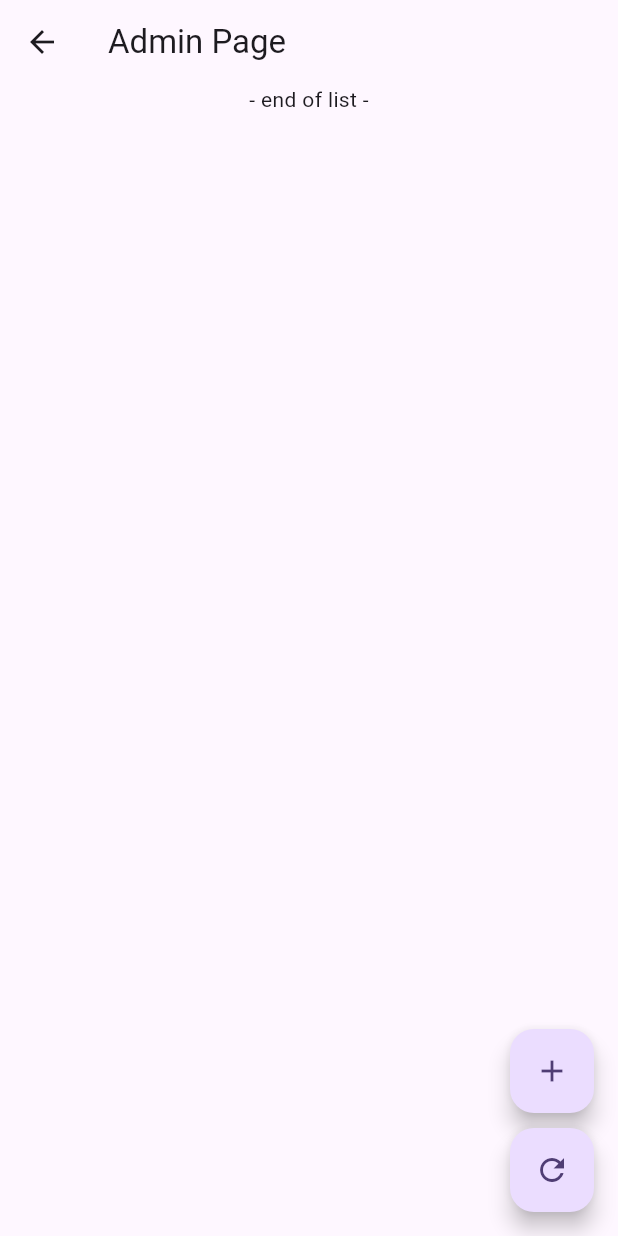
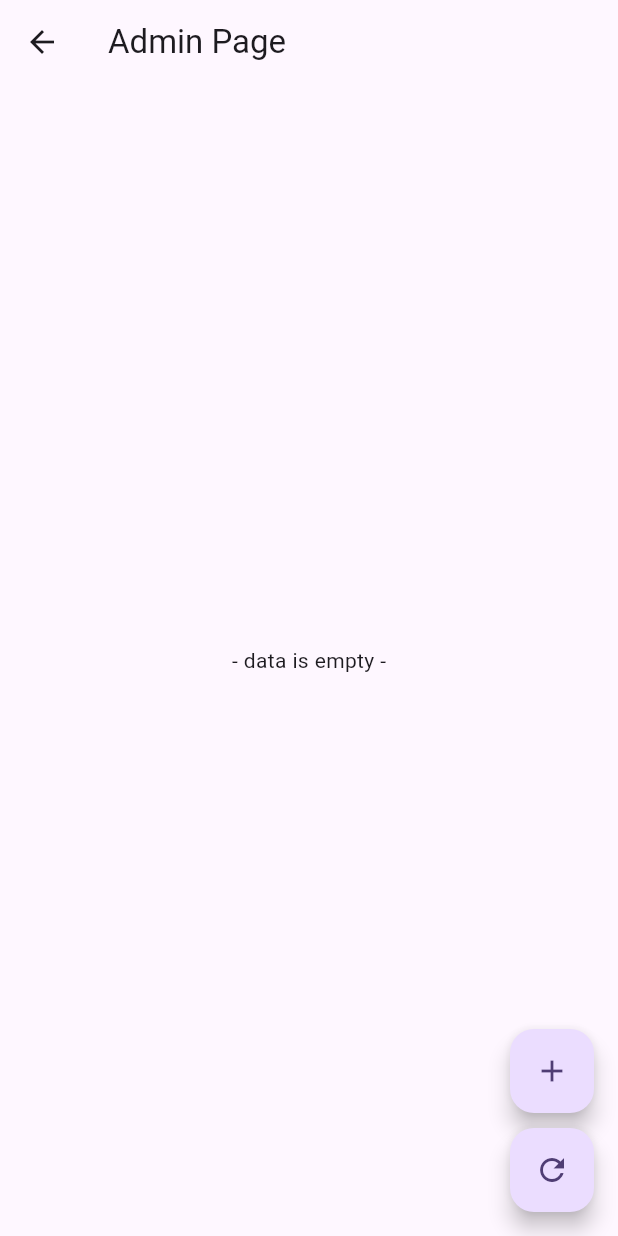
Before and after one commit to Siputsss/siska-fb, a Flutter app: the AdminPage screen opened directly, on a phone screen of 412 x 824 dp. Run offline on Flutter 3.47's test engine with Material 3 defaults, Android fonts, the phone set to English and light mode, and no system bars; our stand-ins replace cloud_firestore, firebase_auth, firebase_core, firebase_storage, image_picker, simple_icons; missing offline and left inert: dart:html; accounts and stored records are empty.

```diff
--- a/lib/app/app.dart
+++ b/lib/app/app.dart
@@ -1,8 +1,5 @@
 import 'package:firebase_auth/firebase_auth.dart';
 import 'package:flutter/material.dart';
-import 'package:siska_fb/ui_screens/admin/widgets/admin_edit.dart';
-import 'package:siska_fb/ui_screens/admin/widgets/admin_input.dart';
-import 'package:siska_fb/ui_screens/admin/widgets/admin_page.dart';
 import 'package:siska_fb/ui_screens/customer/widgets/customer_page.dart';
 import 'package:siska_fb/ui_screens/home.dart';
 
--- a/lib/ui_screens/admin/widgets/admin_page.dart
+++ b/lib/ui_screens/admin/widgets/admin_page.dart
@@ -54,7 +54,11 @@ class _AdminPageState extends State<AdminPage> {
           //   return const Center(child: CircularProgressIndicator());
           // }
           if (snapshot.hasData) {
-            return Column(
+            if (produkList.isEmpty) {
+              return const Center(child: Text('- data is empty -'));
+            }
+            return SingleChildScrollView(
+              child: Column(
                 children: [
                   ...List.generate(
                     produkList.length,
@@ -115,6 +119,7 @@ class _AdminPageState extends State<AdminPage> {
                               child: const Text("load more"),
                             ),
                 ],
+              ),
             );
           }
           return const Center(
```
Also changed, not shown: lib/ui_screens/admin/widgets/admin_input.dart (+13 -7 lines). Lines whose indentation alone changed are shown as unchanged.
